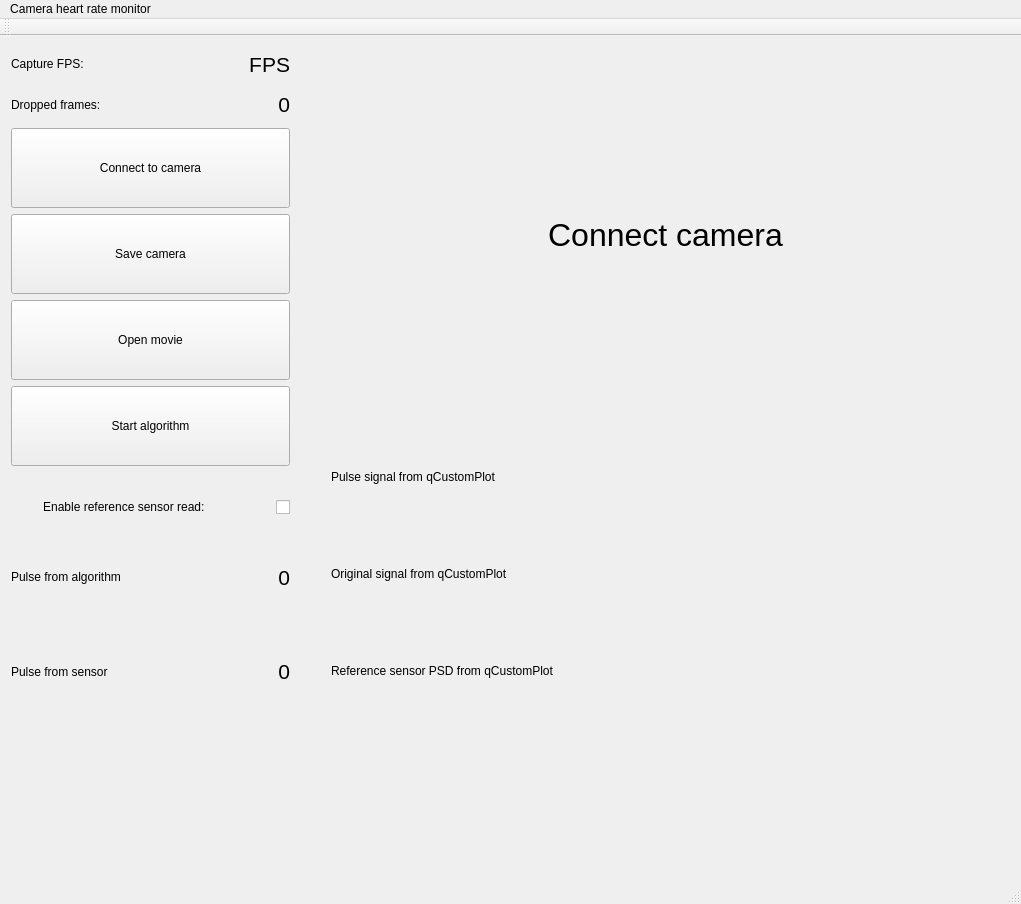
Above: ui/mainwindow.ui from wglowacki/camera_pulse_detector before the change. Below: the same form after it.
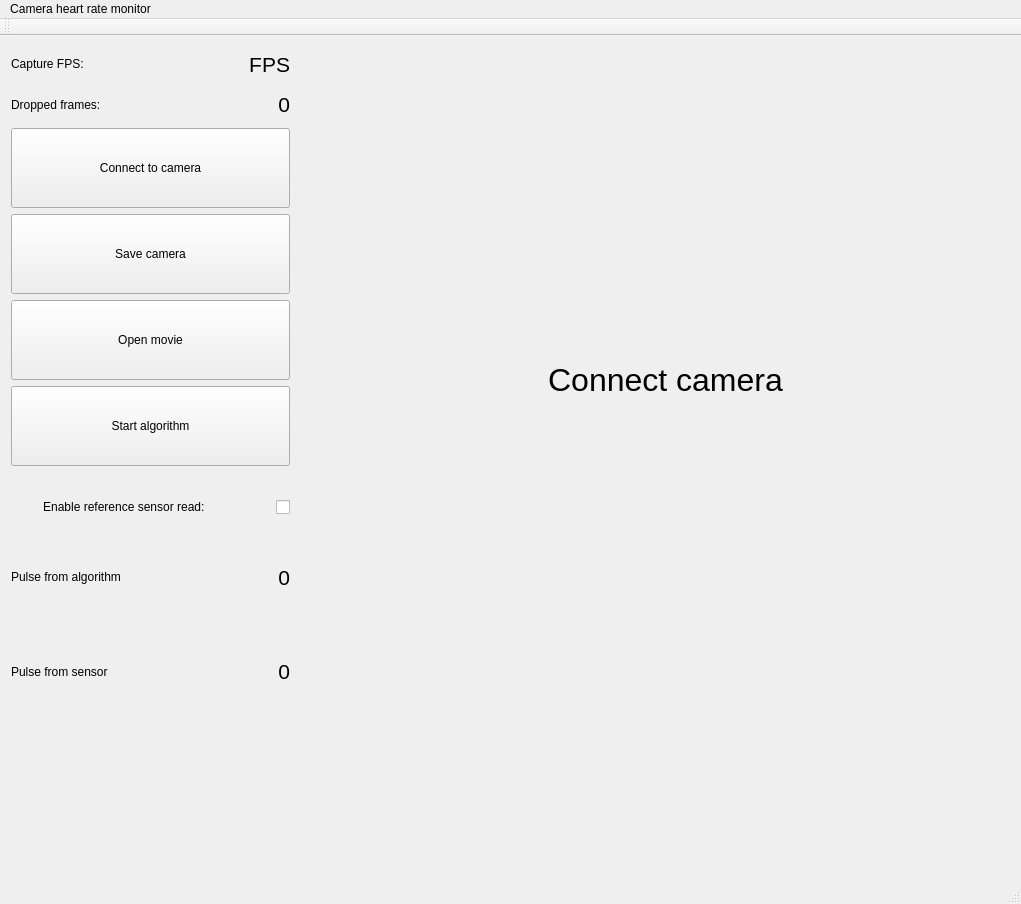
That is the form after the change.

```diff
--- a/ui/mainwindow.ui
+++ b/ui/mainwindow.ui
@@ -155,27 +155,6 @@
        </item>
       </layout>
      </item>
-     <item>
-      <widget class="QLabel" name="label_3">
-       <property name="text">
-        <string>Pulse signal from qCustomPlot</string>
-       </property>
-      </widget>
-     </item>
-     <item>
-      <widget class="QLabel" name="label_2">
-       <property name="text">
-        <string>Original signal from qCustomPlot</string>
-       </property>
-      </widget>
-     </item>
-     <item>
-      <widget class="QLabel" name="label">
-       <property name="text">
-        <string>Reference sensor PSD from qCustomPlot</string>
-       </property>
-      </widget>
-     </item>
     </layout>
    </widget>
    <widget class="QWidget" name="gridLayoutWidget_3">
```
